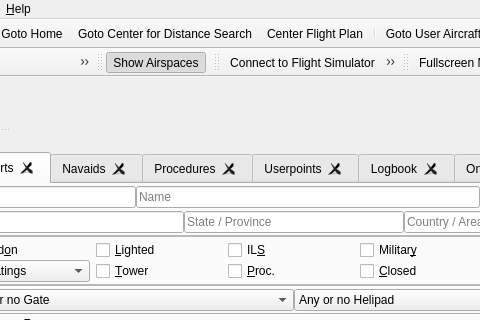
Old version of the form src/gui/mainwindow.ui in the repository albar965/littlenavmap; both pictures show x 631 to 1111 and y 0 to 320 of the 1261 by 882 pixel window.
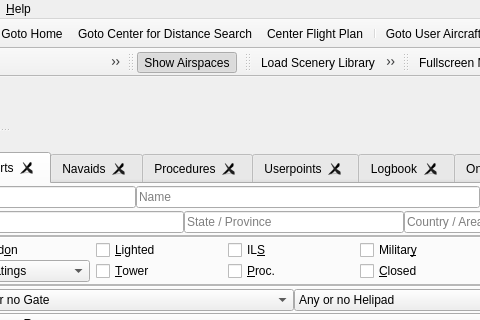
New version of the form. Icons and pictures are not drawn.

Commit message: Added scenery libary settings validation to toolbar

The edit to the form file:
```diff
--- a/src/gui/mainwindow.ui
+++ b/src/gui/mainwindow.ui
@@ -6365,8 +6365,10 @@
    <attribute name="toolBarBreak">
     <bool>false</bool>
    </attribute>
-   <addaction name="actionConnectSimulator"/>
    <addaction name="actionReloadScenery"/>
+   <addaction name="actionValidateSceneryLibrarySettings"/>
+   <addaction name="separator"/>
+   <addaction name="actionConnectSimulator"/>
    <addaction name="actionOptions"/>
   </widget>
   <widget class="QToolBar" name="toolBarView">
```
Left out of the diff: 1 changed line with no effect on the pictures.
